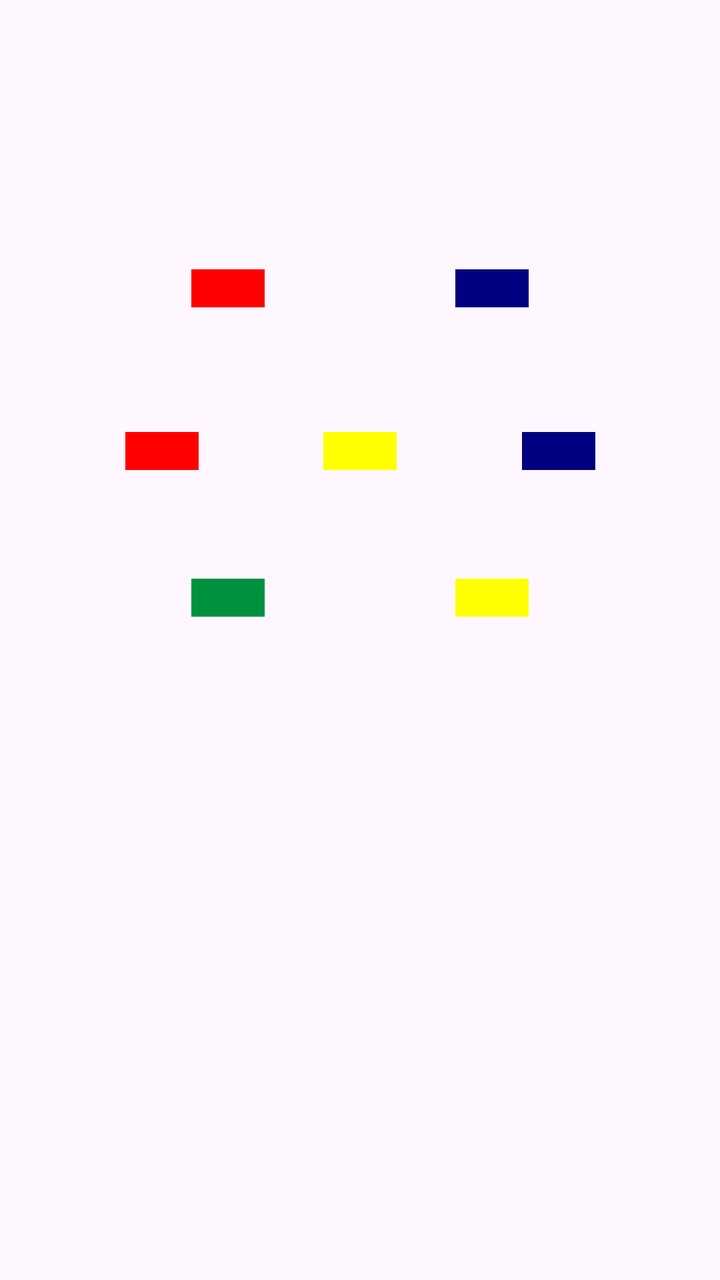
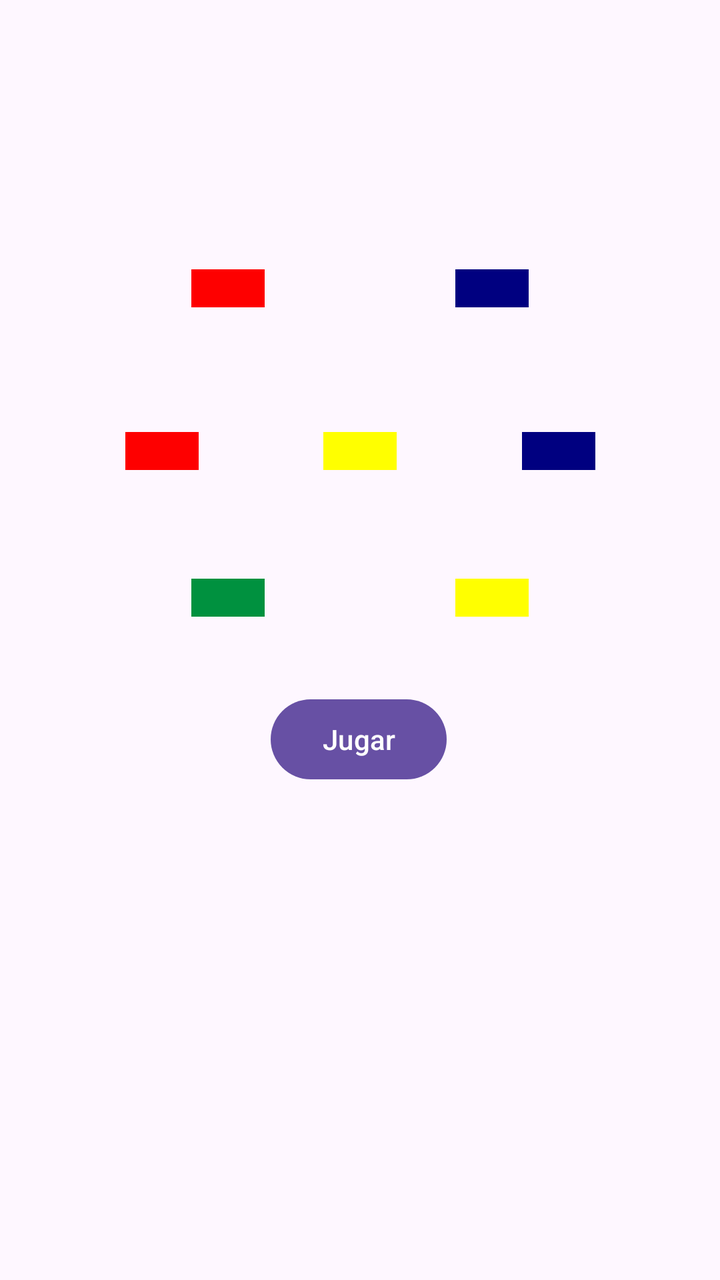

Two renders of the same Android screen: before a commit and after it. Below are the layout's source before the change and the commit's diff.
<!-- AndroidManifest.xml: application theme Theme.JuegoSimon -->
<!-- res/layout/fragmento1medio.xml -->
<?xml version="1.0" encoding="utf-8"?>
<androidx.constraintlayout.widget.ConstraintLayout xmlns:android="http://schemas.android.com/apk/res/android"
    xmlns:app="http://schemas.android.com/apk/res-auto"
    xmlns:tools="http://schemas.android.com/tools"
    android:layout_width="match_parent"
    android:layout_height="match_parent">

    <TextView
        android:id="@+id/textViewJuego1"
        android:layout_width="wrap_content"
        android:layout_height="wrap_content"
        android:background="#FE0000"
        android:text="           "
        app:layout_constraintBottom_toBottomOf="parent"
        app:layout_constraintEnd_toStartOf="@+id/textViewJuego2"
        app:layout_constraintHorizontal_bias="0.5"
        app:layout_constraintStart_toStartOf="parent"
        app:layout_constraintTop_toTopOf="parent"
        app:layout_constraintVertical_bias="0.217" />

    <TextView
        android:id="@+id/textViewJuego2"
        android:layout_width="wrap_content"
        android:layout_height="wrap_content"
        android:background="#000080"
        android:text="           "
        app:layout_constraintBottom_toBottomOf="parent"
        app:layout_constraintEnd_toEndOf="parent"
        app:layout_constraintHorizontal_bias="0.5"
        app:layout_constraintStart_toEndOf="@+id/textViewJuego1"
        app:layout_constraintTop_toTopOf="parent"
        app:layout_constraintVertical_bias="0.217" />

    <TextView
        android:id="@+id/textViewJuego7"
        android:layout_width="wrap_content"
        android:layout_height="wrap_content"
        android:background="#FFFF00"
        android:text="           "
        app:layout_constraintBottom_toBottomOf="parent"
        app:layout_constraintEnd_toEndOf="parent"
        app:layout_constraintHorizontal_bias="0.5"
        app:layout_constraintStart_toEndOf="@+id/textViewJuego6"
        app:layout_constraintTop_toTopOf="parent"
        app:layout_constraintVertical_bias="0.466" />

    <TextView
        android:id="@+id/textViewJuego5"
        android:layout_width="wrap_content"
        android:layout_height="wrap_content"
        android:background="#000080"
        android:text="           "
        app:layout_constraintBottom_toBottomOf="parent"
        app:layout_constraintEnd_toEndOf="parent"
        app:layout_constraintHorizontal_bias="0.5"
        app:layout_constraintStart_toEndOf="@+id/textViewJuego4"
        app:layout_constraintTop_toTopOf="parent"
        app:layout_constraintVertical_bias="0.348" />

    <TextView
        android:id="@+id/textViewJuego3"
        android:layout_width="wrap_content"
        android:layout_height="wrap_content"
        android:background="#FE0000"
        android:text="           "
        app:layout_constraintBottom_toBottomOf="parent"
        app:layout_constraintEnd_toStartOf="@+id/textViewJuego4"
        app:layout_constraintHorizontal_bias="0.5"
        app:layout_constraintStart_toStartOf="parent"
        app:layout_constraintTop_toTopOf="parent"
        app:layout_constraintVertical_bias="0.348" />

    <TextView
        android:id="@+id/textViewJuego4"
        android:layout_width="wrap_content"
        android:layout_height="wrap_content"
        android:background="#FFFF00"
        android:text="           "
        app:layout_constraintBottom_toBottomOf="parent"
        app:layout_constraintEnd_toStartOf="@+id/textViewJuego5"
        app:layout_constraintHorizontal_bias="0.5"
        app:layout_constraintStart_toEndOf="@+id/textViewJuego3"
        app:layout_constraintTop_toTopOf="parent"
        app:layout_constraintVertical_bias="0.348" />

    <TextView
        android:id="@+id/textViewJuego6"
        android:layout_width="wrap_content"
        android:layout_height="wrap_content"
        android:background="#00913F"
        android:text="           "
        app:layout_constraintBottom_toBottomOf="parent"
        app:layout_constraintEnd_toStartOf="@+id/textViewJuego7"
        app:layout_constraintHorizontal_bias="0.5"
        app:layout_constraintStart_toStartOf="parent"
        app:layout_constraintTop_toTopOf="parent"
        app:layout_constraintVertical_bias="0.466" />

</androidx.constraintlayout.widget.ConstraintLayout>
<!-- resources referenced by this layout -->
<resources>
  <style name="Theme.JuegoSimon" parent="Base.Theme.JuegoSimon" />
  <style name="Base.Theme.JuegoSimon" parent="Theme.Material3.DayNight.NoActionBar">
          
          
      </style>
</resources>

<!-- the commit's change to res/layout/fragmento1medio.xml (unified diff, before → after) -->
@@ -96,4 +96,17 @@
         app:layout_constraintTop_toTopOf="parent"
         app:layout_constraintVertical_bias="0.466" />
 
+    <Button
+        android:id="@+id/button1"
+        android:layout_width="wrap_content"
+        android:layout_height="wrap_content"
+        android:onClick="empezarJuego"
+        android:text="Jugar"
+        app:layout_constraintBottom_toBottomOf="parent"
+        app:layout_constraintEnd_toEndOf="parent"
+        app:layout_constraintHorizontal_bias="0.498"
+        app:layout_constraintStart_toStartOf="parent"
+        app:layout_constraintTop_toTopOf="parent"
+        app:layout_constraintVertical_bias="0.584" />
+
 </androidx.constraintlayout.widget.ConstraintLayout>
